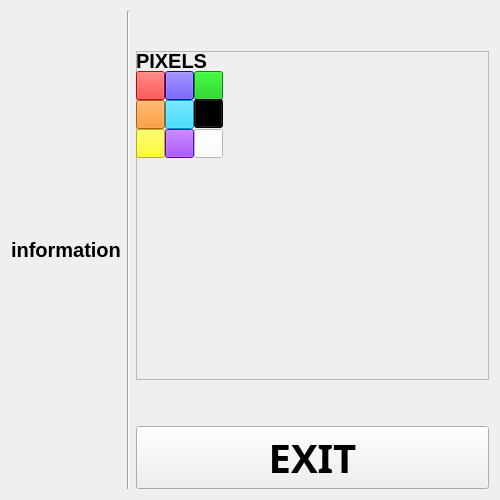
This is client/design/game.ui in RafaelKhammadeev/SemesterWorkExtremePixelBattle as Qt 5 draws it before an edit. The edited form follows.
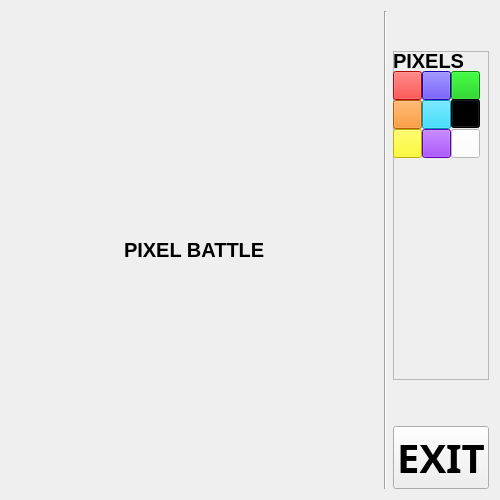
This is the edited form.

Commit message: fix battle area

```diff
--- a/client/design/game.ui
+++ b/client/design/game.ui
@@ -15,7 +15,20 @@
   </property>
   <layout class="QHBoxLayout" name="horizontalLayout_2">
    <item>
-    <layout class="QVBoxLayout" name="verticalLayout_2">
+    <spacer name="horizontalSpacer_2">
+     <property name="orientation">
+      <enum>Qt::Horizontal</enum>
+     </property>
+     <property name="sizeHint" stdset="0">
+      <size>
+       <width>40</width>
+       <height>20</height>
+      </size>
+     </property>
+    </spacer>
+   </item>
+   <item>
+    <layout class="QVBoxLayout" name="group_button_label">
      <item>
       <widget class="QLabel" name="label_info">
        <property name="sizePolicy">
@@ -45,7 +58,7 @@
         <number>1</number>
        </property>
        <property name="text">
-        <string>information</string>
+        <string>PIXEL BATTLE</string>
        </property>
        <property name="textFormat">
         <enum>Qt::AutoText</enum>
@@ -67,6 +80,19 @@
      </item>
     </layout>
    </item>
+   <item>
+    <spacer name="horizontalSpacer">
+     <property name="orientation">
+      <enum>Qt::Horizontal</enum>
+     </property>
+     <property name="sizeHint" stdset="0">
+      <size>
+       <width>40</width>
+       <height>20</height>
+      </size>
+     </property>
+    </spacer>
+   </item>
    <item>
     <widget class="Line" name="line">
      <property name="orientation">
```
The commit also changes 1 other file.
